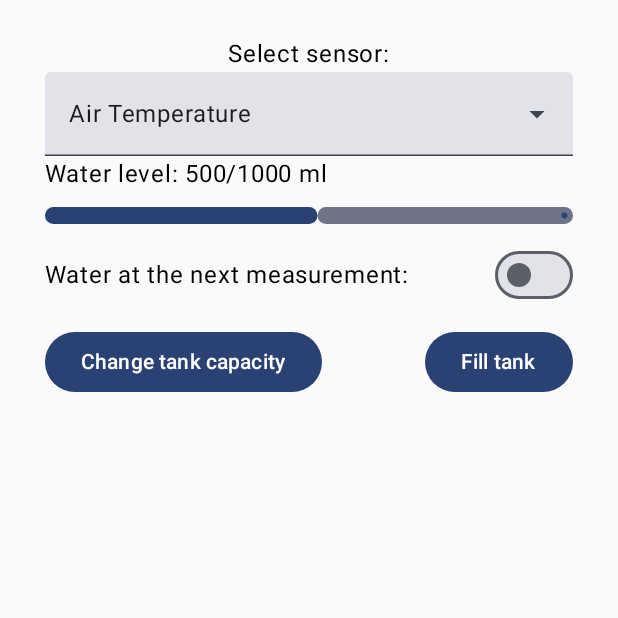
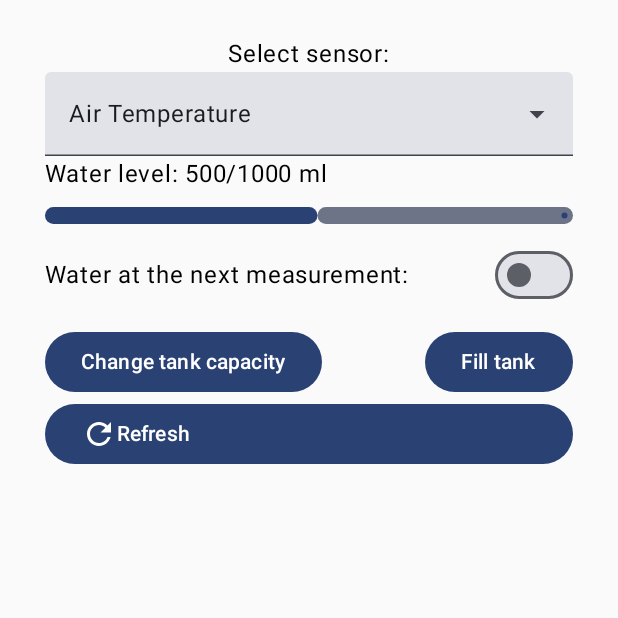
Before and after one commit to bartosz-kanadys/Flower-System-Mobile-Monitor, an Android app built with Jetpack Compose: the screen it shows after launch (MainActivity), on a phone screen of 412 x 824 dp, the top half of it. Run offline under Robolectric (Android 15) with nearby library versions, the phone set to English and light mode, and no system bars; our stand-ins replace Firebase (no records; nobody signed in at launch, a user with empty details on screens opened directly).

```diff
--- a/app/build.gradle.kts
+++ b/app/build.gradle.kts
@@ -2,6 +2,8 @@ plugins {
     alias(libs.plugins.android.application)
     alias(libs.plugins.kotlin.android)
     alias(libs.plugins.kotlin.compose)
+    id("com.google.gms.google-services")
+
 }
 
 android {
@@ -50,7 +52,7 @@ dependencies {
     implementation("io.insert-koin:koin-compose-viewmodel-navigation:$koin_version")
 
     // Import the BoM for the Firebase platform
-    implementation(platform("com.google.firebase:firebase-bom:31.0.0"))
+    implementation(platform("com.google.firebase:firebase-bom:33.14.0"))
 
     // Declare the dependency for the Firestore library
     implementation ("com.google.firebase:firebase-firestore-ktx")
--- a/app/src/main/java/com/esp32flower/core/Modules.kt
+++ b/app/src/main/java/com/esp32flower/core/Modules.kt
@@ -1,22 +1,18 @@
 package com.esp32flower.core
 
+import com.esp32flower.data.FirestoreRepository
 import com.esp32flower.presentation.screens.system_overivew_screen.SystemOverviewViewModel
+import com.google.firebase.firestore.FirebaseFirestore
 import org.koin.core.module.dsl.singleOf
 import org.koin.core.module.dsl.viewModelOf
 import org.koin.dsl.bind
 import org.koin.dsl.module
 
 val appModule = module {
+    single { FirebaseFirestore.getInstance() }
 
+    singleOf(::FirestoreRepository)
 
-
-    // Database setup
-
-
-    // Repository
-
-
-    // ViewModels
     viewModelOf(::SystemOverviewViewModel)
 
 }
--- /dev/null
+++ b/app/src/main/java/com/esp32flower/data/FirestoreRepository.kt
@@ -0,0 +1,55 @@
+package com.esp32flower.data
+
+import com.esp32flower.data.Tank
+import com.google.firebase.Timestamp
+import com.google.firebase.firestore.FirebaseFirestore
+import kotlinx.coroutines.tasks.await
+
+class FirestoreRepository(
+    private val firestore: FirebaseFirestore
+) {
+    suspend fun getMeasures(): List<Measure> {
+        val snapshot = firestore.collection("esp32_firestore").document("measurements")
+            .collection("dev1")
+            .get()
+            .await() // czekaj asynchronicznie na wynik
+
+        return snapshot.documents.mapNotNull { document ->
+            mapDocumentToMeasure(document.data)
+        }
+    }
+
+    suspend fun getTankInfo(): Tank {
+        val snapshot = firestore
+            .collection("esp32_firestore")
+            .document("measurements")
+            .get()
+            .await() // czekaj asynchronicznie na wynik
+
+        val data = snapshot.data
+        return mapDocumentToTank(data) ?: Tank(500, 1000, false)
+    }
+
+    private fun mapDocumentToMeasure(data: Map<String, Any>?): Measure? {
+        if (data == null) return null
+        return Measure(
+            airTemperature = (data["temperature"] as? String)?.toFloat() ?: 0f,
+            airHumidity = (data["air_humidity"] as? String)?.toFloat() ?: 0f,
+            soilHumidity = (data["soil_humidity"] as? String)?.toFloat() ?: 0f,
+            lightIntensity = (data["light"] as? String)?.toFloat() ?: 0f,
+            time = (data["time"] as Timestamp)
+        )
+    }
+
+    private fun mapDocumentToTank(data: Map<String, Any>?): Tank? {
+        if (data == null) return null
+        return Tank(
+            waterLevel = (data["water_condition"] as? Number)?.toInt() ?: 0,
+            tankSize = (data["tank_size"] as? Number)?.toInt() ?: 0,
+            isPumpOn = (data["user_run_pomp"] as? Boolean) ?: false
+        )
+    }
+
+
+
+}
--- /dev/null
+++ b/app/src/main/java/com/esp32flower/data/Measure.kt
@@ -0,0 +1,11 @@
+package com.esp32flower.data
+
+import com.google.firebase.Timestamp
+
+data class Measure(
+    val airTemperature: Float,
+    val airHumidity: Float,
+    val soilHumidity: Float,
+    val lightIntensity: Float,
+    val time: Timestamp,
+)
--- /dev/null
+++ b/app/src/main/java/com/esp32flower/data/Tank.kt
@@ -0,0 +1,7 @@
+package com.esp32flower.data
+
+data class Tank(
+    val waterLevel: Int,
+    val tankSize: Int,
+    val isPumpOn: Boolean
+)
--- a/app/src/main/java/com/esp32flower/presentation/screens/system_overivew_screen/SystemOverviewAction.kt
+++ b/app/src/main/java/com/esp32flower/presentation/screens/system_overivew_screen/SystemOverviewAction.kt
@@ -6,6 +6,7 @@ sealed interface SystemOverviewAction {
     data class OnChangeGraphClick(val sensor: SensorType): SystemOverviewAction
     data object OnRefillTankClick: SystemOverviewAction
     data class OnSelectedSensorChange(val sensor: SensorType): SystemOverviewAction
+    data object OnRefreshClick: SystemOverviewAction
 }
 
 enum class SensorType(val sensorName: String){
--- a/app/src/main/java/com/esp32flower/presentation/screens/system_overivew_screen/SystemOverviewScreen.kt
+++ b/app/src/main/java/com/esp32flower/presentation/screens/system_overivew_screen/SystemOverviewScreen.kt
@@ -10,12 +10,17 @@ import androidx.compose.foundation.layout.height
 import androidx.compose.foundation.layout.padding
 import androidx.compose.foundation.layout.statusBarsPadding
 import androidx.compose.foundation.shape.RoundedCornerShape
+import androidx.compose.material.icons.Icons
+import androidx.compose.material.icons.filled.Refresh
 import androidx.compose.material3.AlertDialog
 import androidx.compose.material3.Button
+import androidx.compose.material3.CircularProgressIndicator
 import androidx.compose.material3.DropdownMenuItem
 import androidx.compose.material3.ExperimentalMaterial3Api
 import androidx.compose.material3.ExposedDropdownMenuBox
 import androidx.compose.material3.ExposedDropdownMenuDefaults
+import androidx.compose.material3.Icon
+import androidx.compose.material3.IconButton
 import androidx.compose.material3.LinearProgressIndicator
 import androidx.compose.material3.MaterialTheme
 import androidx.compose.material3.Switch
@@ -107,6 +112,12 @@ fun SystemOverviewScreen(
             .padding(top = 24.dp, start = 30.dp, end = 30.dp)
 
     ) {
+        AnimatedVisibility(state.isLoading) {
+            CircularProgressIndicator(
+                modifier = Modifier
+                    .padding(20.dp)
+            )
+        }
         Text(
             text = "Select sensor:",
         )
@@ -146,13 +157,13 @@ fun SystemOverviewScreen(
             }
         }
         Text(
-            text = "Water level: ${state.waterLevel}/${state.tankSize} ml",
+            text = "Water level: ${state.tankInfo.waterLevel}/${state.tankInfo.tankSize} ml",
             textAlign = TextAlign.Start,
             modifier = Modifier.fillMaxWidth()
         )
         LinearProgressIndicator(
-            progress = { state.waterLevel / state.tankSize.toFloat() },
-            color = if (state.waterLevel < 100) MaterialTheme.colorScheme.error else MaterialTheme.colorScheme.primary,
+            progress = { state.tankInfo.waterLevel / state.tankInfo.tankSize.toFloat() },
+            color = if (state.tankInfo.waterLevel < 100) MaterialTheme.colorScheme.error else MaterialTheme.colorScheme.primary,
             gapSize = 0.dp,
             modifier = Modifier
                 .padding(top = 10.dp)
@@ -168,7 +179,7 @@ fun SystemOverviewScreen(
         ) {
             Text( text = "Water at the next measurement: ")
             Switch(
-                checked = state.isPumpOn,
+                checked = state.tankInfo.isPumpOn,
                 onCheckedChange = {
                     onAction(SystemOverviewAction.OnRunPumpClick(it))
                 }
@@ -195,6 +206,21 @@ fun SystemOverviewScreen(
                 Text( text = "Fill tank")
             }
         }
+        Button(
+            onClick = {
+                onAction(SystemOverviewAction.OnRefreshClick)
+            }
+        ) {
+            Icon(
+                imageVector = Icons.Default.Refresh,
+                contentDescription = "Refresh"
+            )
+            Text(
+                text = "Refresh",
+                textAlign = TextAlign.Start,
+                modifier = Modifier.fillMaxWidth()
+            )
+        }
     }
 }
 
--- a/app/src/main/java/com/esp32flower/presentation/screens/system_overivew_screen/SystemOverviewState.kt
+++ b/app/src/main/java/com/esp32flower/presentation/screens/system_overivew_screen/SystemOverviewState.kt
@@ -1,13 +1,13 @@
 package com.esp32flower.presentation.screens.system_overivew_screen
 
+import com.esp32flower.data.Measure
+import com.esp32flower.data.Tank
+import com.google.firebase.Timestamp
+
+
 data class SystemOverviewState(
+    val measures: List<Measure> = listOf<Measure>(Measure(0f, 0f, 0f, 0f, Timestamp.now())),
+    val tankInfo: Tank = Tank(500, 1000, false),
     val isLoading: Boolean = false,
-    val airTemperature: Float = 0f,
-    val airHumidity: Float = 0f,
-    val soilHumidity: Float = 0f,
-    val lightIntensity: Float = 0f,
-    val waterLevel: Int = 500,
-    val isPumpOn: Boolean = false,
     val selectedSensor: SensorType = SensorType.AIR_TEMP,
-    val tankSize: Int = 1000
 )
--- a/app/src/main/java/com/esp32flower/presentation/screens/system_overivew_screen/SystemOverviewViewModel.kt
+++ b/app/src/main/java/com/esp32flower/presentation/screens/system_overivew_screen/SystemOverviewViewModel.kt
@@ -1,16 +1,23 @@
 package com.esp32flower.presentation.screens.system_overivew_screen
 
 import androidx.lifecycle.ViewModel
+import androidx.lifecycle.viewModelScope
+import com.esp32flower.data.FirestoreRepository
 import kotlinx.coroutines.flow.MutableStateFlow
 import kotlinx.coroutines.flow.asStateFlow
 import kotlinx.coroutines.flow.update
+import kotlinx.coroutines.launch
 
 class SystemOverviewViewModel(
-
+    private val firestoreRepository: FirestoreRepository
 ): ViewModel() {
 
     private val _state = MutableStateFlow(SystemOverviewState())
     val state = _state.asStateFlow()
+
+    init {
+       loadDataFromFirestore()
+    }
 
     fun onAction(action: SystemOverviewAction) {
         when(action) {
@@ -20,21 +27,27 @@ class SystemOverviewViewModel(
             is SystemOverviewAction.OnClickWaterSettings -> {
                 _state.update {
                     it.copy(
-                        tankSize = action.newCapacity
+                        tankInfo = it.tankInfo.copy(
+                            tankSize = action.newCapacity
+                        )
                     )
                 }
             }
             is SystemOverviewAction.OnRefillTankClick -> {
                 _state.update {
                     it.copy(
-                        waterLevel = state.value.tankSize
+                        tankInfo = it.tankInfo.copy(
+                            waterLevel = it.tankInfo.tankSize
+                        )
                     )
                 }
             }
             is SystemOverviewAction.OnRunPumpClick -> {
                 _state.update {
                     it.copy(
-                        isPumpOn = action.isPumpOn
+                        tankInfo = it.tankInfo.copy(
+                            isPumpOn = action.isPumpOn
+                        )
                     )
                 }
             }
@@ -45,6 +58,30 @@ class SystemOverviewViewModel(
                    )
                }
             }
+            is SystemOverviewAction.OnRefreshClick -> {
+                loadDataFromFirestore()
+            }
+        }
+    }
+
+    private fun loadDataFromFirestore() {
+        viewModelScope.launch {
+            _state.update { it.copy(isLoading = true) } // ustaw true przed startem
+            try {
+                val tank = firestoreRepository.getTankInfo()
+                val data  = firestoreRepository.getMeasures()
+                _state.update {
+                    it.copy(
+                        measures = data,
+                        tankInfo = tank
+                    )
+                }
+            } catch (e: Exception) {
+                e.printStackTrace()
+            }
+            finally {
+                _state.update { it.copy(isLoading = false) } // ustaw false po zakończeniu
+            }
         }
     }
 }
--- a/build.gradle.kts
+++ b/build.gradle.kts
@@ -3,4 +3,5 @@ plugins {
     alias(libs.plugins.android.application) apply false
     alias(libs.plugins.kotlin.android) apply false
     alias(libs.plugins.kotlin.compose) apply false
+    id("com.google.gms.google-services") version "4.4.2" apply false
 }
```
